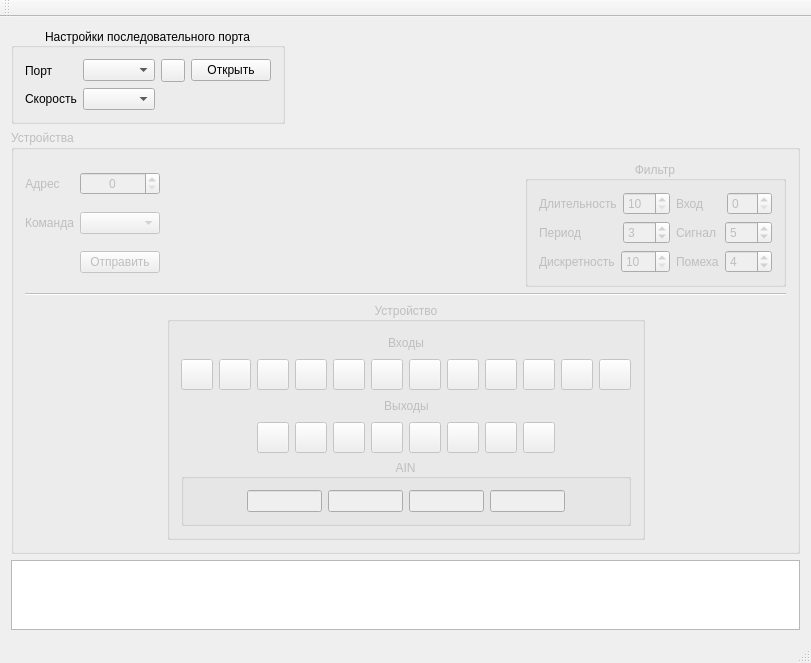
The window that mainwindow.ui (vlarry/emulator) describes before a commit, drawn with Qt 5.
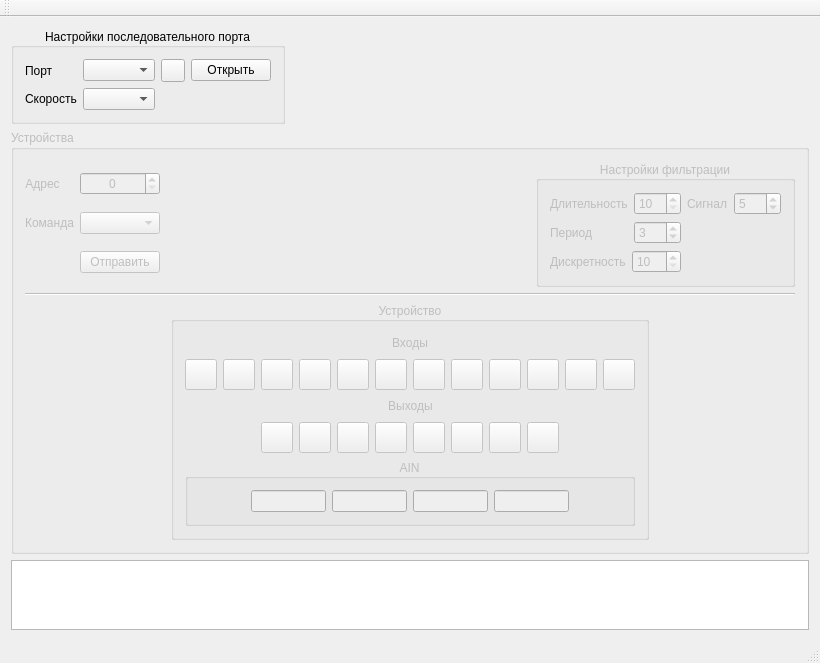
The same window after the commit. Icons and pictures are not drawn. Custom widgets are drawn as their Qt base class.

Commit message: Переделаны параметры фильтрации + добавлены 4 команды из резерва для передачи параметров фильтрации.

The edit to the form file:
```diff
--- a/mainwindow.ui
+++ b/mainwindow.ui
@@ -6,7 +6,7 @@
    <rect>
     <x>0</x>
     <y>0</y>
-    <width>811</width>
+    <width>820</width>
     <height>621</height>
    </rect>
   </property>
@@ -17,7 +17,7 @@
    <string/>
   </property>
   <widget class="QWidget" name="centralWidget">
-   <layout class="QVBoxLayout" name="verticalLayout_6">
+   <layout class="QVBoxLayout" name="verticalLayout_5">
     <item>
      <layout class="QHBoxLayout" name="horizontalLayout_11">
       <item>
@@ -155,9 +155,9 @@
       <property name="title">
        <string>Устройства</string>
       </property>
-      <layout class="QVBoxLayout" name="verticalLayout_5">
+      <layout class="QVBoxLayout" name="verticalLayout_4">
        <item>
-        <layout class="QHBoxLayout" name="horizontalLayout_16">
+        <layout class="QHBoxLayout" name="horizontalLayout_15">
          <item>
           <layout class="QHBoxLayout" name="horizontalLayout">
            <item>
@@ -260,18 +260,18 @@
          <item>
           <widget class="QGroupBox" name="gboxFilter">
            <property name="title">
-            <string>Фильтр</string>
+            <string>Настройки фильтрации</string>
            </property>
            <property name="alignment">
             <set>Qt::AlignCenter</set>
            </property>
-           <layout class="QVBoxLayout" name="verticalLayout_4">
+           <layout class="QHBoxLayout" name="horizontalLayout_14">
             <item>
-             <layout class="QHBoxLayout" name="horizontalLayout_15">
+             <layout class="QHBoxLayout" name="horizontalLayout_12">
               <item>
-               <layout class="QVBoxLayout" name="verticalLayout_2">
+               <layout class="QVBoxLayout" name="verticalLayout_3">
                 <item>
-                 <layout class="QHBoxLayout" name="horizontalLayout_10">
+                 <layout class="QHBoxLayout" name="horizontalLayout_9">
                   <item>
                    <widget class="QLabel" name="lblDuration">
                     <property name="text">
@@ -298,7 +298,7 @@
                  </layout>
                 </item>
                 <item>
-                 <layout class="QHBoxLayout" name="horizontalLayout_12">
+                 <layout class="QHBoxLayout" name="horizontalLayout_10">
                   <item>
                    <widget class="QLabel" name="lblPeriods">
                     <property name="text">
@@ -360,31 +360,7 @@
                </layout>
               </item>
               <item>
-               <layout class="QVBoxLayout" name="verticalLayout_3">
-                <item>
-                 <layout class="QHBoxLayout" name="horizontalLayout_14">
-                  <item>
-                   <widget class="QLabel" name="lblInput">
-                    <property name="text">
-                     <string>Вход</string>
-                    </property>
-                   </widget>
-                  </item>
-                  <item>
-                   <widget class="QSpinBox" name="sbInput">
-                    <property name="sizePolicy">
-                     <sizepolicy hsizetype="Minimum" vsizetype="Fixed">
-                      <horstretch>0</horstretch>
-                      <verstretch>0</verstretch>
-                     </sizepolicy>
-                    </property>
-                    <property name="maximum">
-                     <number>7</number>
-                    </property>
-                   </widget>
-                  </item>
-                 </layout>
-                </item>
+               <layout class="QVBoxLayout" name="verticalLayout_2">
                 <item>
                  <layout class="QHBoxLayout" name="horizontalLayout_8">
                   <item>
@@ -425,43 +401,17 @@
                  </layout>
                 </item>
                 <item>
-                 <layout class="QHBoxLayout" name="horizontalLayout_9">
-                  <item>
-                   <widget class="QLabel" name="lblNoise">
-                    <property name="sizePolicy">
-                     <sizepolicy hsizetype="Fixed" vsizetype="Preferred">
-                      <horstretch>0</horstretch>
-                      <verstretch>0</verstretch>
-                     </sizepolicy>
-                    </property>
-                    <property name="text">
-                     <string>Помеха</string>
-                    </property>
-                    <property name="scaledContents">
-                     <bool>true</bool>
-                    </property>
-                   </widget>
-                  </item>
-                  <item>
-                   <widget class="QSpinBox" name="sbNoise">
-                    <property name="sizePolicy">
-                     <sizepolicy hsizetype="Minimum" vsizetype="Fixed">
-                      <horstretch>0</horstretch>
-                      <verstretch>0</verstretch>
-                     </sizepolicy>
-                    </property>
-                    <property name="minimum">
-                     <number>1</number>
-                    </property>
-                    <property name="maximum">
-                     <number>100</number>
-                    </property>
-                    <property name="value">
-                     <number>4</number>
-                    </property>
-                   </widget>
-                  </item>
-                 </layout>
+                 <spacer name="verticalSpacer">
+                  <property name="orientation">
+                   <enum>Qt::Vertical</enum>
+                  </property>
+                  <property name="sizeHint" stdset="0">
+                   <size>
+                    <width>20</width>
+                    <height>40</height>
+                   </size>
+                  </property>
+                 </spacer>
                 </item>
                </layout>
               </item>
```
Left out of the diff: 2 changed lines with no effect on the pictures. The commit also changes 3 other files.
